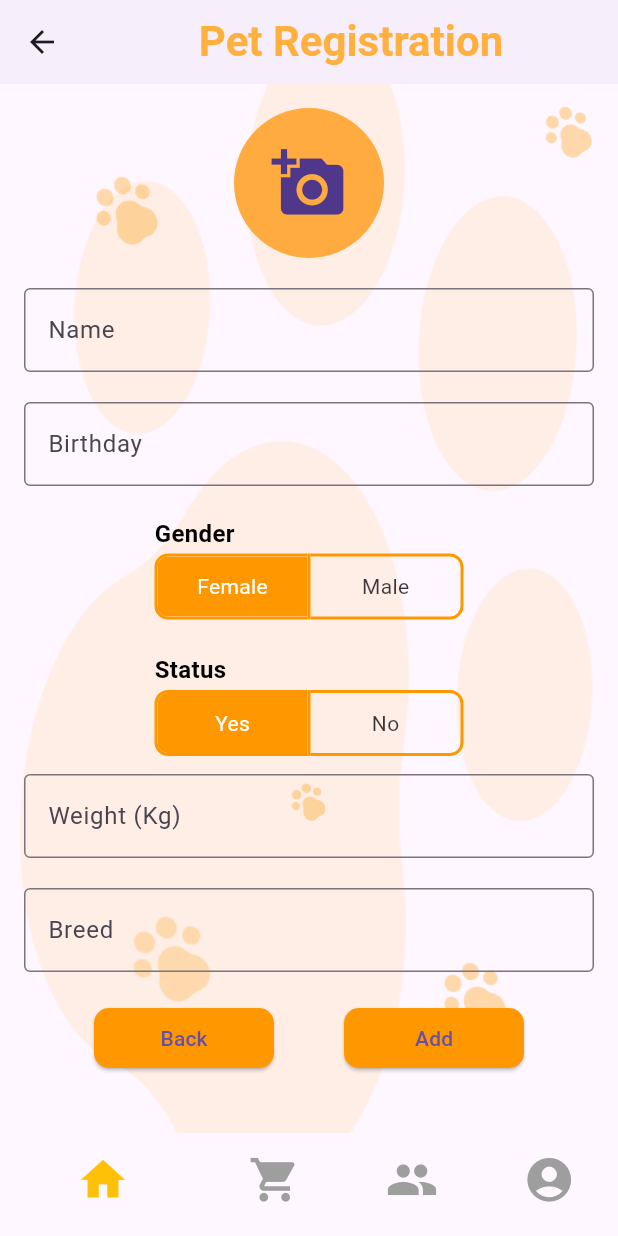
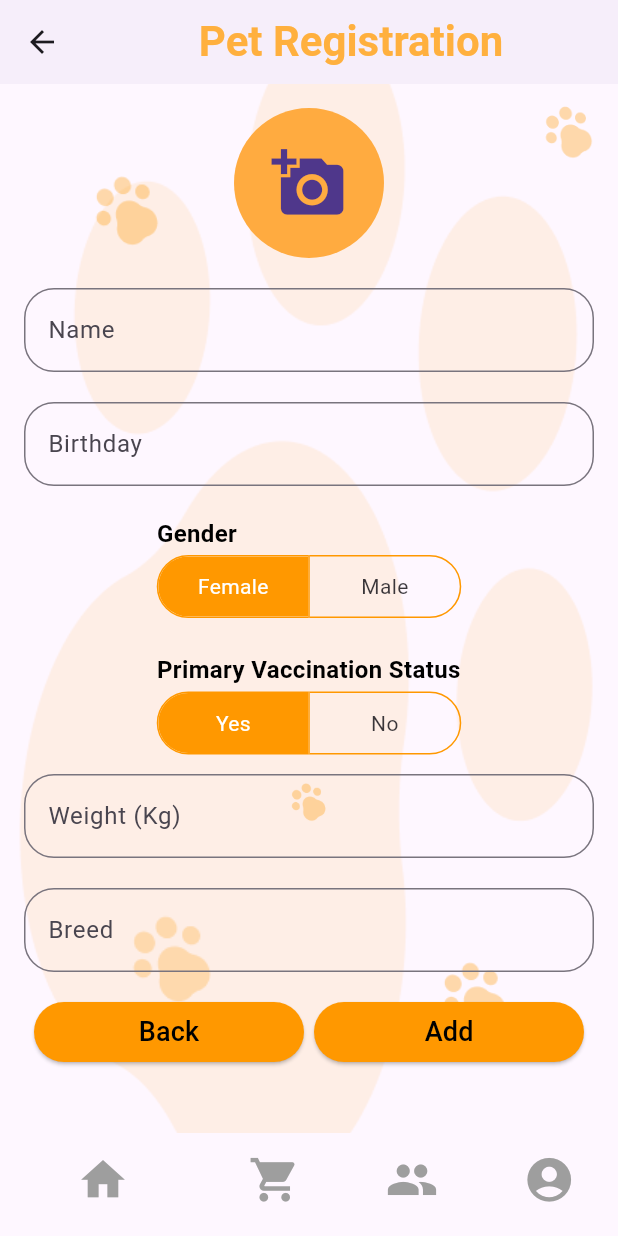
Before and after one commit to upesha56/PetCare, a Flutter app: the PetRegistrationPage screen opened directly, on a phone screen of 412 x 824 dp. Run offline on Flutter 3.47's test engine with Material 3 defaults, Android fonts, the phone set to English and light mode, and no system bars; our stand-ins replace image_picker; Roboto replaces fonts that are missing (CustomFont).

Commit message:
Changed the background color, and container radius.

```diff
--- a/Front-End/lib/pages/petregistration_page.dart
+++ b/Front-End/lib/pages/petregistration_page.dart
@@ -165,7 +165,7 @@ class _PetRegistrationPageState extends State<PetRegistrationPage> {
   Widget build(BuildContext context) {
     return SafeArea(
       child: Scaffold(
-        //extendBodyBehindAppBar: true,
+        extendBodyBehindAppBar: false,
         appBar: AppBar(
           // App Bar
           title: const Align(
@@ -308,7 +308,7 @@ class _PetRegistrationPageState extends State<PetRegistrationPage> {
           ),
           child: BottomNavigationBar(
             currentIndex: 0,
-            selectedItemColor: Colors.amber,
+            selectedItemColor: Colors.grey,
             unselectedItemColor: Colors.grey,
             showSelectedLabels: false,
             showUnselectedLabels: false,
@@ -374,7 +374,8 @@ class _PetRegistrationPageState extends State<PetRegistrationPage> {
       controller: petNameController,
       decoration: const InputDecoration(
         labelText: 'Name',
-        border: OutlineInputBorder(),
+        border: OutlineInputBorder(
+            borderRadius: BorderRadius.all(Radius.circular(20))),
       ),
     );
   }
@@ -384,7 +385,8 @@ class _PetRegistrationPageState extends State<PetRegistrationPage> {
       controller: _birthdayController,
       decoration: const InputDecoration(
         labelText: 'Birthday',
-        border: OutlineInputBorder(),
+        border: OutlineInputBorder(
+            borderRadius: BorderRadius.all(Radius.circular(20))),
       ),
       readOnly: true,
       onTap: () => _selectDate(context),
@@ -406,10 +408,10 @@ class _PetRegistrationPageState extends State<PetRegistrationPage> {
         ToggleButtons(
           borderColor: Colors.orange,
           fillColor: Colors.orange,
-          borderWidth: 2,
+          borderWidth: 1,
           selectedBorderColor: Colors.orange,
           selectedColor: Colors.white,
-          borderRadius: BorderRadius.circular(8),
+          borderRadius: BorderRadius.circular(25),
           constraints: const BoxConstraints(
             minHeight: 40.0,
             minWidth: 100.0,
@@ -437,7 +439,7 @@ class _PetRegistrationPageState extends State<PetRegistrationPage> {
       crossAxisAlignment: CrossAxisAlignment.start,
       children: [
         const Text(
-          'Status',
+          'Primary Vaccination Status',
           style: TextStyle(
             fontSize: 16,
             fontWeight: FontWeight.bold,
@@ -447,10 +449,10 @@ class _PetRegistrationPageState extends State<PetRegistrationPage> {
         ToggleButtons(
           borderColor: Colors.orange,
           fillColor: Colors.orange,
-          borderWidth: 2,
+          borderWidth: 1,
           selectedBorderColor: Colors.orange,
           selectedColor: Colors.white,
-          borderRadius: BorderRadius.circular(8),
+          borderRadius: BorderRadius.circular(25),
           constraints: const BoxConstraints(
             minHeight: 40.0,
             minWidth: 100.0,
@@ -477,7 +479,8 @@ class _PetRegistrationPageState extends State<PetRegistrationPage> {
       controller: weightController,
       decoration: const InputDecoration(
         labelText: 'Weight (Kg)',
-        border: OutlineInputBorder(),
+        border: OutlineInputBorder(
+            borderRadius: BorderRadius.all(Radius.circular(20))),
       ),
       keyboardType: TextInputType.number,
     );
@@ -488,7 +491,8 @@ class _PetRegistrationPageState extends State<PetRegistrationPage> {
       controller: heightController,
       decoration: const InputDecoration(
         labelText: 'Height (cm)',
-        border: OutlineInputBorder(),
+        border: OutlineInputBorder(
+            borderRadius: BorderRadius.all(Radius.circular(20))),
       ),
       keyboardType: TextInputType.number,
     );
@@ -499,7 +503,8 @@ class _PetRegistrationPageState extends State<PetRegistrationPage> {
       controller: breedController,
       decoration: const InputDecoration(
         labelText: 'Breed',
-        border: OutlineInputBorder(),
+        border: OutlineInputBorder(
+            borderRadius: BorderRadius.all(Radius.circular(20))),
       ),
     );
   }
@@ -509,7 +514,8 @@ class _PetRegistrationPageState extends State<PetRegistrationPage> {
       mainAxisAlignment: MainAxisAlignment.spaceEvenly,
       children: [
         SizedBox(
-          width: 120.0, // Set the width here
+          width: 180.0,
+          height: 40, // Set the width here
           child: ElevatedButton(
             onPressed: () {
               // Handle back action
@@ -518,24 +524,31 @@ class _PetRegistrationPageState extends State<PetRegistrationPage> {
               backgroundColor: Colors.orange,
               shape: RoundedRectangleBorder(
                 borderRadius:
-                    BorderRadius.circular(10.0), // Set the border radius here
+                    BorderRadius.circular(20.0), // Set the border radius here
               ),
             ),
-            child: const Text('Back'),
+            child: const Text(
+              'Back',
+              style: TextStyle(color: Colors.black, fontSize: 18),
+            ),
           ),
         ),
         SizedBox(
-          width: 120.0, // Set the width here
+          width: 180.0,
+          height: 40, // Set the width here
           child: ElevatedButton(
             onPressed: petRegistration,
             style: ElevatedButton.styleFrom(
               backgroundColor: Colors.orange,
               shape: RoundedRectangleBorder(
                 borderRadius:
-                    BorderRadius.circular(10.0), // Set the border radius here
+                    BorderRadius.circular(20.0), // Set the border radius here
               ),
             ),
-            child: const Text('Add'),
+            child: const Text(
+              'Add',
+              style: TextStyle(color: Colors.black, fontSize: 18),
+            ),
           ),
         )
       ],
```
